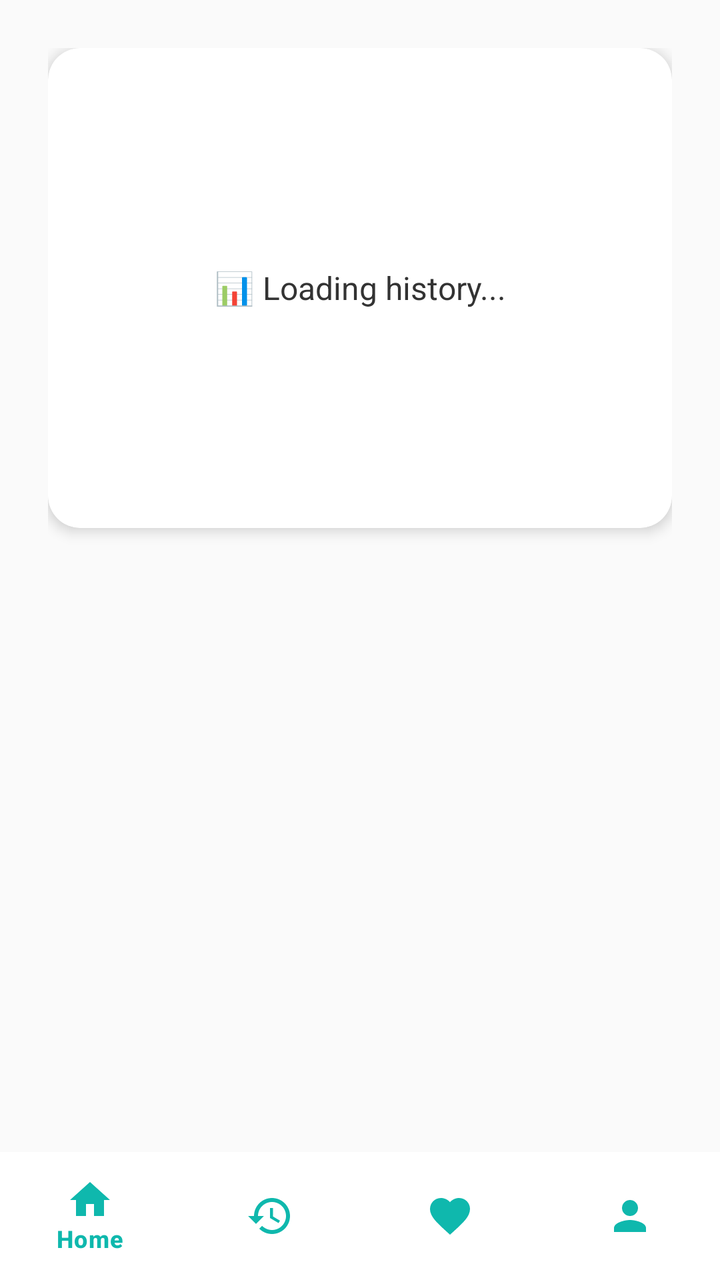
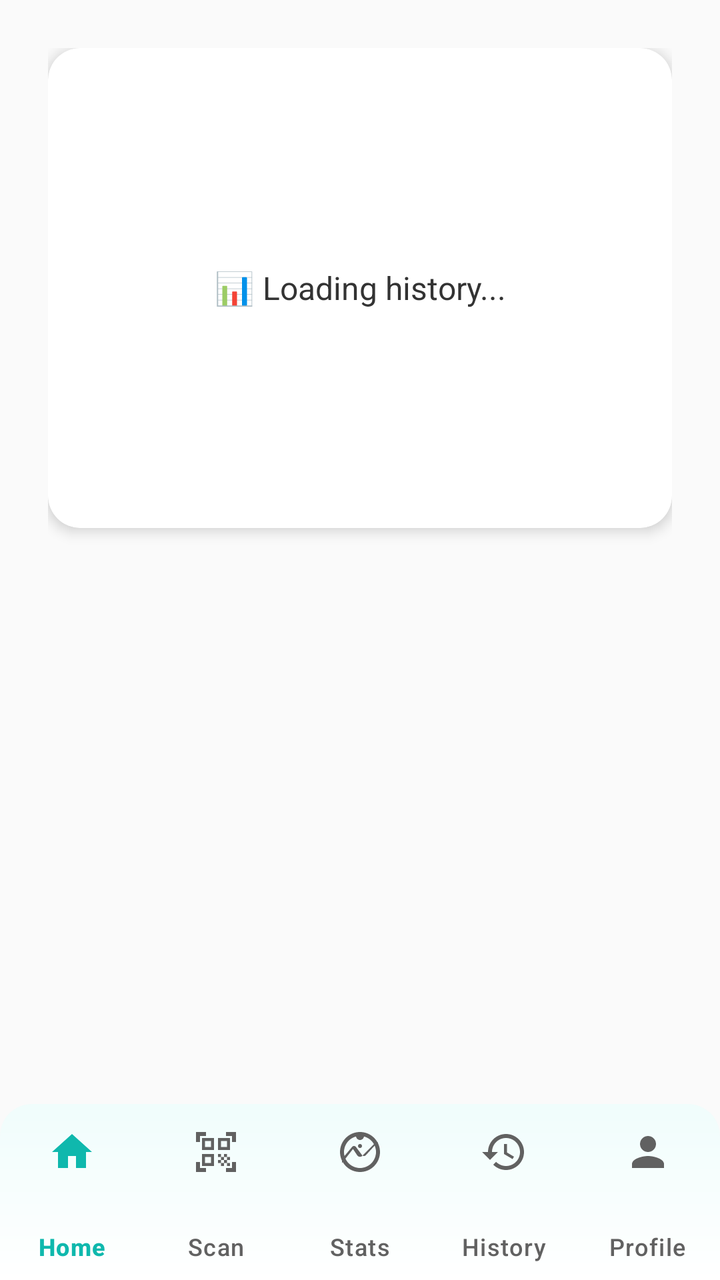

Compare the two renders of this Android layout. The source of the first and the diff that turns it into the second are given below.
<!-- AndroidManifest.xml: activity theme Theme.HealthScanner -->
<!-- res/layout/activity_history.xml -->
<?xml version="1.0" encoding="utf-8"?>
<androidx.constraintlayout.widget.ConstraintLayout
    xmlns:android="http://schemas.android.com/apk/res/android"
    xmlns:app="http://schemas.android.com/apk/res-auto"
    android:layout_width="match_parent"
    android:layout_height="match_parent"
    android:background="@color/adaptive_background">

    
    <com.google.android.material.bottomnavigation.BottomNavigationView
        android:id="@+id/bottom_navigation"
        style="@style/Widget.HealthScanner.BottomNavigation"
        android:layout_width="0dp"
        android:layout_height="@dimen/bottom_nav_height"
        app:menu="@menu/bottom_nav_menu"
        app:layout_constraintBottom_toBottomOf="parent"
        app:layout_constraintStart_toStartOf="parent"
        app:layout_constraintEnd_toEndOf="parent" />

    
    <ScrollView
        android:layout_width="0dp"
        android:layout_height="0dp"
        android:padding="16dp"
        app:layout_constraintTop_toTopOf="parent"
        app:layout_constraintBottom_toTopOf="@id/bottom_navigation"
        app:layout_constraintStart_toStartOf="parent"
        app:layout_constraintEnd_toEndOf="parent">

        <LinearLayout
            android:layout_width="match_parent"
            android:layout_height="wrap_content"
            android:orientation="vertical"
            android:padding="8dp">

            
            <androidx.cardview.widget.CardView
                android:layout_width="match_parent"
                android:layout_height="wrap_content"
                android:layout_marginBottom="16dp"
                app:cardCornerRadius="16dp"
                app:cardElevation="4dp"
                app:cardBackgroundColor="#FFFFFF">

                <LinearLayout
                    android:layout_width="match_parent"
                    android:layout_height="wrap_content"
                    android:orientation="vertical"
                    android:padding="20dp">

                    <TextView
                        android:id="@+id/history_content"
                        android:layout_width="match_parent"
                        android:layout_height="wrap_content"
                        android:text="📊 Loading history..."
                        android:textSize="16sp"
                        android:textColor="#333333"
                        android:gravity="center"
                        android:minHeight="200dp" />

                </LinearLayout>

            </androidx.cardview.widget.CardView>

        </LinearLayout>

    </ScrollView>

</androidx.constraintlayout.widget.ConstraintLayout>
<!-- resources referenced by this layout -->
<resources>
  <color name="adaptive_background">@color/md_theme_light_background</color>
  <dimen name="bottom_nav_height">64dp</dimen>
  <style name="Widget.HealthScanner.BottomNavigation" parent="Widget.Material3.BottomNavigationView">
          <item name="elevation">8dp</item>
          <item name="android:background">@color/md_theme_light_surface</item>
          <item name="itemIconTint">@color/md_theme_light_primary</item>
          <item name="itemTextColor">@color/md_theme_light_primary</item>
          <item name="itemRippleColor">@color/ripple_light</item>
      </style>
  <color name="md_theme_light_background">#FAFAFA</color>
  <color name="md_theme_light_surface">#FFFFFF</color>
  <color name="md_theme_light_primary">#0FB8AD</color>
  <color name="ripple_light">#1A0FB8AD</color>
  <color name="md_theme_light_onPrimary">#FFFFFF</color>
  <color name="md_theme_light_primaryContainer">#B2F2EF</color>
  <color name="md_theme_light_onPrimaryContainer">#003A36</color>
  <color name="md_theme_light_secondary">#4DB6E3</color>
  <color name="md_theme_light_onSecondary">#FFFFFF</color>
  <color name="md_theme_light_secondaryContainer">#D1ECFF</color>
  <color name="md_theme_light_onSecondaryContainer">#001D33</color>
  <color name="md_theme_light_tertiary">#FFB74D</color>
  <color name="md_theme_light_onTertiary">#FFFFFF</color>
  <color name="md_theme_light_tertiaryContainer">#FFECB3</color>
  <color name="md_theme_light_onTertiaryContainer">#2E1B00</color>
  <color name="md_theme_light_error">#E53935</color>
  <color name="md_theme_light_onError">#FFFFFF</color>
  <color name="md_theme_light_errorContainer">#FFEBEE</color>
  <color name="md_theme_light_onErrorContainer">#B71C1C</color>
  <color name="md_theme_light_onBackground">#212121</color>
  <color name="md_theme_light_onSurface">#212121</color>
  <color name="md_theme_light_surfaceVariant">#F5F5F5</color>
  <color name="md_theme_light_onSurfaceVariant">#616161</color>
  <color name="md_theme_light_outline">#E0E0E0</color>
  <color name="md_theme_light_inverseSurface">#2C2C2C</color>
  <color name="md_theme_light_inverseOnSurface">#F5F5F5</color>
  <color name="md_theme_light_inversePrimary">#3CCF91</color>
  <color name="status_bar_light">#0FB8AD</color>
  <color name="navigation_bar_light">#FFFFFF</color>
  <color name="background_gradient_start">#F0FDFC</color>
  <color name="background_gradient_end">#FFFFFF</color>
  <!-- unchanged entries left out for length: 3 -->
</resources>

<!-- the commit's change to res/layout/activity_history.xml (unified diff, before → after) -->
@@ -7,15 +7,8 @@
     android:background="@color/adaptive_background">
 
     
-    <com.google.android.material.bottomnavigation.BottomNavigationView
-        android:id="@+id/bottom_navigation"
-        style="@style/Widget.HealthScanner.BottomNavigation"
-        android:layout_width="0dp"
-        android:layout_height="@dimen/bottom_nav_height"
-        app:menu="@menu/bottom_nav_menu"
-        app:layout_constraintBottom_toBottomOf="parent"
-        app:layout_constraintStart_toStartOf="parent"
-        app:layout_constraintEnd_toEndOf="parent" />
+    
+    <include layout="@layout/bottom_nav_common" />
 
     
     <ScrollView
@@ -67,3 +60,27 @@
     </ScrollView>
 
 </androidx.constraintlayout.widget.ConstraintLayout>
+<!-- res/layout/bottom_nav_common.xml (included above) -->
+<?xml version="1.0" encoding="utf-8"?>
+<com.google.android.material.bottomnavigation.BottomNavigationView 
+    xmlns:android="http://schemas.android.com/apk/res/android"
+    xmlns:app="http://schemas.android.com/apk/res-auto"
+    android:id="@+id/bottom_navigation"
+    style="@style/Widget.HealthScanner.BottomNavigation.Enhanced"
+    android:layout_width="0dp"
+    android:layout_height="wrap_content"
+    android:layout_alignParentBottom="true"
+    android:animateLayoutChanges="true"
+    android:background="@drawable/bottom_nav_background"
+    android:elevation="@dimen/elevation_lg"
+    app:layout_constraintBottom_toBottomOf="parent"
+    app:layout_constraintEnd_toEndOf="parent"
+    app:layout_constraintStart_toStartOf="parent"
+    app:menu="@menu/bottom_navigation_menu"
+    app:itemIconTint="@color/bottom_nav_icon_selector"
+    app:itemTextColor="@color/bottom_nav_text_selector"
+    app:itemRippleColor="@color/ripple_light"
+    app:labelVisibilityMode="labeled"
+    app:itemIconSize="24dp"
+    app:itemPaddingTop="8dp"
+    app:itemPaddingBottom="8dp" />
<!-- resource entries referenced after the edit -->
@@ -1,20 +1,43 @@
 <!-- resources referenced by this layout -->
 <resources>
   <color name="adaptive_background">@color/md_theme_light_background</color>
-  <dimen name="bottom_nav_height">64dp</dimen>
-  <style name="Widget.HealthScanner.BottomNavigation" parent="Widget.Material3.BottomNavigationView">
-          <item name="elevation">8dp</item>
-          <item name="android:background">@color/md_theme_light_surface</item>
-          <item name="itemIconTint">@color/md_theme_light_primary</item>
-          <item name="itemTextColor">@color/md_theme_light_primary</item>
-          <item name="itemRippleColor">@color/ripple_light</item>
-      </style>
   <color name="md_theme_light_background">#FAFAFA</color>
   <color name="md_theme_light_surface">#FFFFFF</color>
   <color name="md_theme_light_primary">#0FB8AD</color>
   <color name="ripple_light">#1A0FB8AD</color>
+  <dimen name="elevation_lg">8dp</dimen>
+  <!-- drawable bottom_nav_background (drawable) -->
+  <?xml version="1.0" encoding="utf-8"?>
+  <shape xmlns:android="http://schemas.android.com/apk/res/android">
+      <gradient
+          android:angle="90"
+          android:startColor="@color/md_theme_light_surface"
+          android:endColor="@color/background_gradient_start"
+          android:type="linear" />
+      <corners
+          android:topLeftRadius="16dp"
+          android:topRightRadius="16dp" />
+  </shape>
+  <style name="Widget.HealthScanner.BottomNavigation.Enhanced" parent="Widget.Material3.BottomNavigationView">
+          <item name="elevation">@dimen/elevation_lg</item>
+          <item name="android:background">@drawable/bottom_nav_background</item>
+          <item name="itemIconTint">@color/bottom_nav_icon_selector</item>
+          <item name="itemTextColor">@color/bottom_nav_text_selector</item>
+          <item name="itemRippleColor">@color/ripple_light</item>
+          <item name="itemActiveIndicatorStyle">@style/Widget.HealthScanner.BottomNavigation.ActiveIndicator</item>
+          <item name="labelVisibilityMode">labeled</item>
+          <item name="itemIconSize">24dp</item>
+          <item name="itemPaddingTop">8dp</item>
+          <item name="itemPaddingBottom">8dp</item>
+          <item name="android:paddingTop">4dp</item>
+          <item name="android:paddingBottom">4dp</item>
+      </style>
   <color name="md_theme_light_onPrimary">#FFFFFF</color>
   <color name="md_theme_light_primaryContainer">#B2F2EF</color>
+  <style name="ShapeAppearance.HealthScanner.SmallComponent" parent="ShapeAppearance.Material3.SmallComponent">
+          <item name="cornerFamily">rounded</item>
+          <item name="cornerSize">16dp</item>
+      </style>
   <color name="md_theme_light_onPrimaryContainer">#003A36</color>
   <color name="md_theme_light_secondary">#4DB6E3</color>
   <color name="md_theme_light_onSecondary">#FFFFFF</color>
@@ -39,6 +62,12 @@
   <color name="status_bar_light">#0FB8AD</color>
   <color name="navigation_bar_light">#FFFFFF</color>
   <color name="background_gradient_start">#F0FDFC</color>
+  <style name="Widget.HealthScanner.BottomNavigation.ActiveIndicator" parent="Widget.Material3.BottomNavigationView.ActiveIndicator">
+          <item name="android:color">@color/md_theme_light_primaryContainer</item>
+          <item name="android:width">32dp</item>
+          <item name="android:height">32dp</item>
+          <item name="shapeAppearanceOverlay">@style/ShapeAppearance.HealthScanner.SmallComponent</item>
+      </style>
   <color name="background_gradient_end">#FFFFFF</color>
   <!-- unchanged entries left out for length: 3 -->
 </resources>
